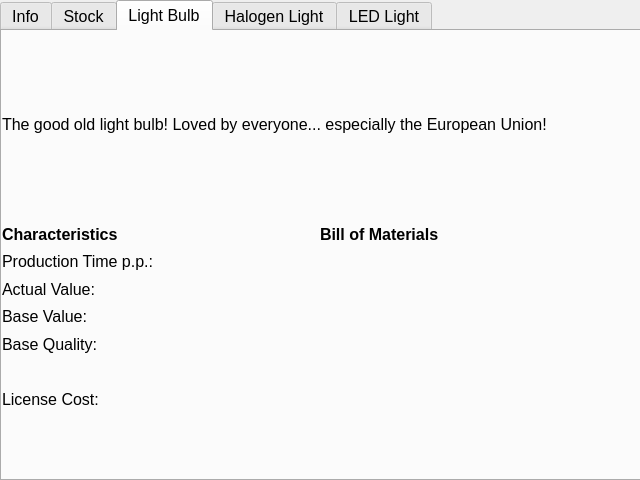
SevReith/Illumination-Game, file Views/sub_win_production.ui: the form before one commit.
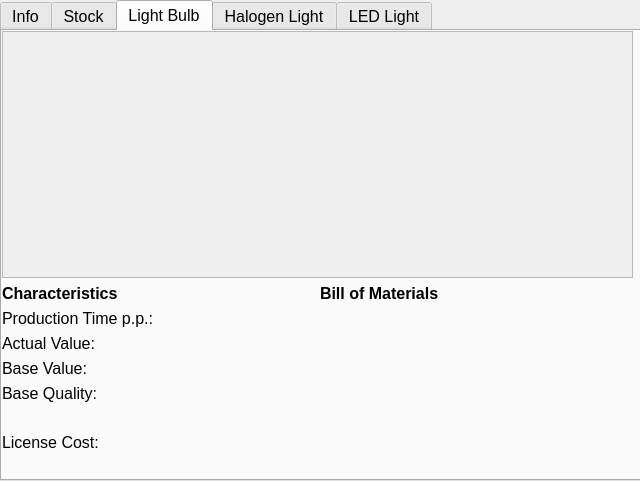
The form after the commit. The open tabs and pages were chosen to show the change.

Commit message: Light bulb info text added. Product info file added. Game Manual expanded.

Diff of the .ui file:
```diff
--- a/Views/sub_win_production.ui
+++ b/Views/sub_win_production.ui
@@ -7,7 +7,7 @@
     <x>0</x>
     <y>0</y>
     <width>640</width>
-    <height>480</height>
+    <height>481</height>
    </rect>
   </property>
   <property name="sizePolicy">
@@ -118,6 +118,9 @@
       </item>
       <item row="6" column="1">
        <widget class="QLabel" name="lbl_prod_goal_amount">
+        <property name="toolTip">
+         <string>&lt;html&gt;&lt;head/&gt;&lt;body&gt;&lt;p&gt;Default is maximum capacity.&lt;/p&gt;&lt;/body&gt;&lt;/html&gt;</string>
+        </property>
         <property name="text">
          <string>TextLabel</string>
         </property>
@@ -125,6 +128,9 @@
       </item>
       <item row="7" column="0" colspan="2">
        <widget class="QLineEdit" name="led_prod_goal">
+        <property name="toolTip">
+         <string>&lt;html&gt;&lt;head/&gt;&lt;body&gt;&lt;p&gt;Enter a specific production goal here, e.g. if you want to produce less, that the maximum capacity.&lt;/p&gt;&lt;p&gt;After each turn the production goal is reset to the maximum capacity.&lt;/p&gt;&lt;p&gt;&lt;br/&gt;&lt;/p&gt;&lt;p&gt;If you set a production goal higher than your maximum production capacity you will only produce the maximum capacity. Enough material will still be bought, so be carefull.&lt;/p&gt;&lt;/body&gt;&lt;/html&gt;</string>
+        </property>
         <property name="placeholderText">
          <string>Enter production goal</string>
         </property>
@@ -132,6 +138,9 @@
       </item>
       <item row="6" column="0">
        <widget class="QLabel" name="lbl_prod_goal">
+        <property name="toolTip">
+         <string>&lt;html&gt;&lt;head/&gt;&lt;body&gt;&lt;p&gt;Default is maximum capacity.&lt;/p&gt;&lt;/body&gt;&lt;/html&gt;</string>
+        </property>
         <property name="text">
          <string>Production Goal:</string>
         </property>
@@ -348,7 +357,7 @@
     <attribute name="title">
      <string>Light Bulb</string>
     </attribute>
-    <widget class="QWidget" name="gridLayoutWidget_2">
+    <widget class="QWidget" name="gridLayoutWidget_9">
      <property name="geometry">
       <rect>
        <x>0</x>
@@ -357,16 +366,77 @@
        <height>441</height>
       </rect>
      </property>
-     <layout class="QGridLayout" name="gridLayout_2" rowstretch="3,3,1">
+     <layout class="QGridLayout" name="gridLayout_47" rowstretch="3,0,0">
       <item row="0" column="0">
-       <widget class="QLabel" name="lbl_tab3_top">
-        <property name="text">
-         <string>The good old light bulb! Loved by everyone... especially the European Union!</string>
+       <widget class="QScrollArea" name="scrollArea">
+        <property name="widgetResizable">
+         <bool>true</bool>
         </property>
+        <widget class="QWidget" name="scrollAreaWidgetContents">
+         <property name="geometry">
+          <rect>
+           <x>0</x>
+           <y>0</y>
+           <width>627</width>
+           <height>232</height>
+          </rect>
+         </property>
+         <widget class="QLabel" name="lbl_tab3_top">
+          <property name="geometry">
+           <rect>
+            <x>0</x>
+            <y>0</y>
+            <width>620</width>
+            <height>231</height>
+           </rect>
+          </property>
+          <property name="sizePolicy">
+           <sizepolicy hsizetype="Preferred" vsizetype="Expanding">
+            <horstretch>0</horstretch>
+            <verstretch>0</verstretch>
+           </sizepolicy>
+          </property>
+          <property name="minimumSize">
+           <size>
+            <width>0</width>
+            <height>0</height>
+           </size>
+          </property>
+          <property name="maximumSize">
+           <size>
+            <width>620</width>
+            <height>800</height>
+           </size>
+          </property>
+          <property name="text">
+           <string/>
+          </property>
+          <property name="textFormat">
+           <enum>Qt::AutoText</enum>
+          </property>
+         </widget>
+        </widget>
        </widget>
       </item>
+      <item row="2" column="0">
+       <layout class="QGridLayout" name="gridLayout_48" columnstretch="3">
+        <item row="0" column="0">
+         <spacer name="horizontalSpacer_27">
+          <property name="orientation">
+           <enum>Qt::Horizontal</enum>
+          </property>
+          <property name="sizeHint" stdset="0">
+           <size>
+            <width>40</width>
+            <height>20</height>
+           </size>
+          </property>
+         </spacer>
+        </item>
+       </layout>
+      </item>
       <item row="1" column="0">
-       <layout class="QGridLayout" name="gridLayout_3" columnstretch="2,1,2,1">
+       <layout class="QGridLayout" name="gridLayout_49" columnstretch="2,1,2,1">
         <item row="1" column="0">
          <widget class="QLabel" name="lbl_txt_tab3_prod_time">
           <property name="text">
@@ -442,6 +512,9 @@
           <property name="text">
            <string/>
           </property>
+          <property name="textFormat">
+           <enum>Qt::RichText</enum>
+          </property>
          </widget>
         </item>
         <item row="2" column="3">
@@ -549,23 +622,6 @@
         </item>
        </layout>
       </item>
-      <item row="2" column="0">
-       <layout class="QGridLayout" name="gridLayout_8" columnstretch="3">
-        <item row="0" column="0">
-         <spacer name="horizontalSpacer_2">
-          <property name="orientation">
-           <enum>Qt::Horizontal</enum>
-          </property>
-          <property name="sizeHint" stdset="0">
-           <size>
-            <width>40</width>
-            <height>20</height>
-           </size>
-          </property>
-         </spacer>
-        </item>
-       </layout>
-      </item>
      </layout>
     </widget>
    </widget>
@@ -778,6 +834,9 @@
        <layout class="QGridLayout" name="gridLayout_9" columnstretch="2,2,4">
         <item row="0" column="1">
          <widget class="QPushButton" name="btn_tab4_license">
+          <property name="toolTip">
+           <string>&lt;html&gt;&lt;head/&gt;&lt;body&gt;&lt;p&gt;Changes your current product to halogen light.&lt;/p&gt;&lt;p&gt;You will loose all current stock.&lt;/p&gt;&lt;/body&gt;&lt;/html&gt;</string>
+          </property>
           <property name="text">
            <string>Buy Production License</string>
           </property>
@@ -1036,6 +1095,9 @@
         </item>
         <item row="0" column="1">
          <widget class="QPushButton" name="btn_tab5_license">
+          <property name="toolTip">
+           <string>&lt;html&gt;&lt;head/&gt;&lt;body&gt;&lt;p&gt;Changes your current product to LED light.&lt;/p&gt;&lt;p&gt;You will loose all current stock.&lt;/p&gt;&lt;/body&gt;&lt;/html&gt;</string>
+          </property>
           <property name="text">
            <string>Buy Production License</string>
           </property>
```
The commit also changes 7 other files.
